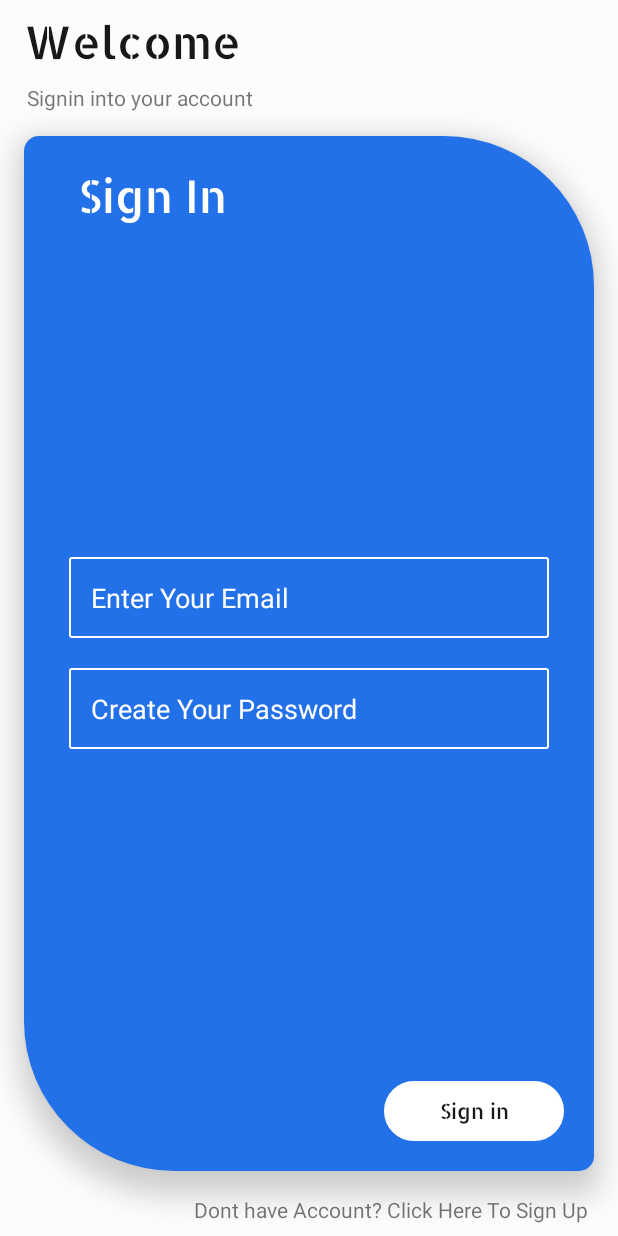
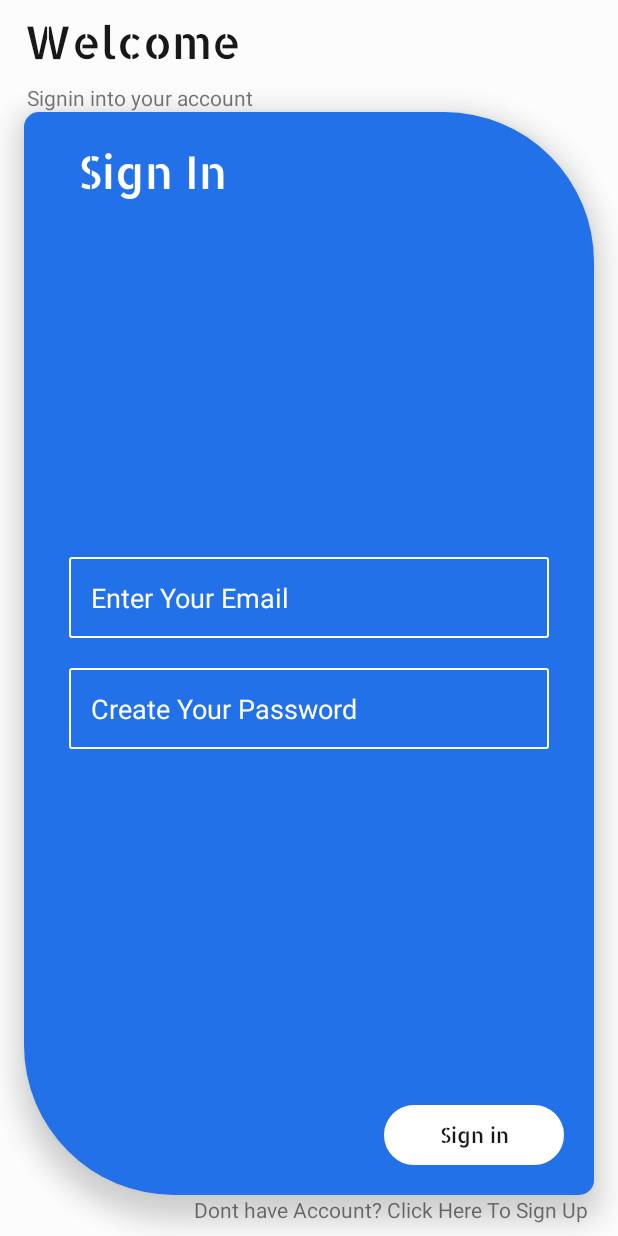
Before and after one commit to haris440/haris, an Android app: the layout activity_sign_in.xml on its own in the app's theme, with its tools: preview values and no code run, on a phone screen of 412 x 824 dp. Run offline under Robolectric (Android 15) with nearby library versions, the phone set to English and light mode, and no system bars.

Commit message:
commit 3

```diff
--- a/app/src/main/AndroidManifest.xml
+++ b/app/src/main/AndroidManifest.xml
@@ -1,7 +1,6 @@
 <?xml version="1.0" encoding="utf-8"?>
 <manifest xmlns:android="http://schemas.android.com/apk/res/android"
     package="kido.sparks.app">
-
     <uses-permission android:name="android.permission.INTERNET" />
 
     <application
--- a/app/src/main/java/kido/sparks/app/SignIn_Screens/SignIn.java
+++ b/app/src/main/java/kido/sparks/app/SignIn_Screens/SignIn.java
@@ -102,6 +102,7 @@ public class SignIn extends AppCompatActivity {
 
             btn.setVisibility(View.INVISIBLE);
             mAuth = FirebaseAuth.getInstance();
+
             mAuth.signInWithEmailAndPassword(email, password).addOnCompleteListener(new OnCompleteListener<AuthResult>() {
                 @Override
                 public void onComplete(@NonNull Task<AuthResult> task) {
--- a/app/src/main/java/kido/sparks/app/SplashScreen.java
+++ b/app/src/main/java/kido/sparks/app/SplashScreen.java
@@ -16,6 +16,7 @@ import kido.sparks.app.SignUp_Screens.SignUp;
 
 public class SplashScreen extends AppCompatActivity {
     FirebaseAuth mAuth;
+//vhnage
     @Override
     protected void onCreate(Bundle savedInstanceState) {
         super.onCreate(savedInstanceState);
@@ -23,9 +24,8 @@ public class SplashScreen extends AppCompatActivity {
         getWindow().setFlags(WindowManager.LayoutParams.FLAG_FULLSCREEN,
                 WindowManager.LayoutParams.FLAG_FULLSCREEN);
         setContentView(R.layout.activity_splash_screen_);
-        mAuth = FirebaseAuth.getInstance();
 
-        new Handler().postDelayed(new Runnable() {
+       new Handler().postDelayed(new Runnable() {
             @Override
             public void run() {
                 if (mAuth.getCurrentUser() != null) {
--- a/app/src/main/res/layout/activity_sign_in.xml
+++ b/app/src/main/res/layout/activity_sign_in.xml
@@ -8,24 +8,35 @@
     tools:context=".SignIn_Screens.SignIn">
 
     <TextView
-        android:id="@+id/textView7"
+        android:id="@+id/textView5"
         android:layout_width="wrap_content"
         android:layout_height="wrap_content"
-        android:layout_marginEnd="20dp"
-        android:onClick="fun_Open_signup"
-        android:layout_marginBottom="8dp"
-        android:text="Dont have Account? Click Here To Sign Up"
-        app:layout_constraintBottom_toBottomOf="parent"
-        app:layout_constraintEnd_toEndOf="parent" />
+        android:layout_marginStart="16dp"
+        android:layout_marginTop="8dp"
+        android:fontFamily="@font/allerta_stencil"
+        android:text="Welcome"
+        android:textColor="#181818"
+        android:textSize="30sp"
+        app:layout_constraintEnd_toEndOf="parent"
+        app:layout_constraintHorizontal_bias="0.0"
+        app:layout_constraintStart_toStartOf="parent"
+        app:layout_constraintTop_toTopOf="parent" />
+
+    <TextView
+        android:id="@+id/textView6"
+        android:layout_width="wrap_content"
+        android:layout_height="wrap_content"
+        android:layout_marginStart="2dp"
+        android:layout_marginTop="8dp"
+        android:text="Signin into your account"
+        app:layout_constraintStart_toStartOf="@+id/textView5"
+        app:layout_constraintTop_toBottomOf="@+id/textView5" />
 
     <androidx.constraintlayout.widget.ConstraintLayout
         android:layout_width="0dp"
         android:layout_height="0dp"
         android:layout_marginStart="16dp"
-
-        android:layout_marginTop="16dp"
         android:layout_marginEnd="16dp"
-        android:layout_marginBottom="16dp"
         android:background="@drawable/sign_shape"
         android:elevation="10dp"
         android:orientation="vertical"
@@ -55,7 +66,6 @@
             app:layout_constraintEnd_toEndOf="parent"
             app:layout_constraintStart_toStartOf="parent"
             app:layout_constraintTop_toBottomOf="@+id/textView">
-
 
 
             <EditText
@@ -88,6 +98,7 @@
                 app:layout_constraintBottom_toTopOf="@+id/button"
                 tools:layout_editor_absoluteX="20dp" />
         </LinearLayout>
+
         <ProgressBar
             android:id="@+id/progressBar"
             style="?android:attr/progressBarStyle"
@@ -103,10 +114,10 @@
             android:id="@+id/button"
             android:layout_width="120dp"
             android:layout_height="40dp"
-            android:onClick="fun_signin"
             android:background="@drawable/buttonshape"
             android:fontFamily="@font/allerta_stencil"
             android:gravity="center"
+            android:onClick="fun_signin"
             android:text="Sign in"
             android:textColor="#181818"
             android:textSize="14dp"
@@ -115,27 +126,14 @@
     </androidx.constraintlayout.widget.ConstraintLayout>
 
     <TextView
-        android:id="@+id/textView5"
+        android:id="@+id/textView7"
         android:layout_width="wrap_content"
         android:layout_height="wrap_content"
-        android:layout_marginStart="16dp"
-        android:layout_marginTop="8dp"
-        android:fontFamily="@font/allerta_stencil"
-        android:text="Welcome"
-        android:textColor="#181818"
-        android:textSize="30sp"
-        app:layout_constraintEnd_toEndOf="parent"
-        app:layout_constraintHorizontal_bias="0.0"
-        app:layout_constraintStart_toStartOf="parent"
-        app:layout_constraintTop_toTopOf="parent" />
+        android:layout_marginEnd="20dp"
+        android:onClick="fun_Open_signup"
+        android:layout_marginBottom="8dp"
+        android:text="Dont have Account? Click Here To Sign Up"
+        app:layout_constraintBottom_toBottomOf="parent"
+        app:layout_constraintEnd_toEndOf="parent" />
 
-    <TextView
-        android:id="@+id/textView6"
-        android:layout_width="wrap_content"
-        android:layout_height="wrap_content"
-        android:layout_marginStart="2dp"
-        android:layout_marginTop="8dp"
-        android:text="Signin into your account"
-        app:layout_constraintStart_toStartOf="@+id/textView5"
-        app:layout_constraintTop_toBottomOf="@+id/textView5" />
 </androidx.constraintlayout.widget.ConstraintLayout>
```
Also changed, not shown: app/src/main/java/kido/sparks/app/Parent_Panel/Add_Children.java (+1 -34 lines), app/src/main/java/kido/sparks/app/SignUp_Screens/SignUp.java (+13 -9 lines).
